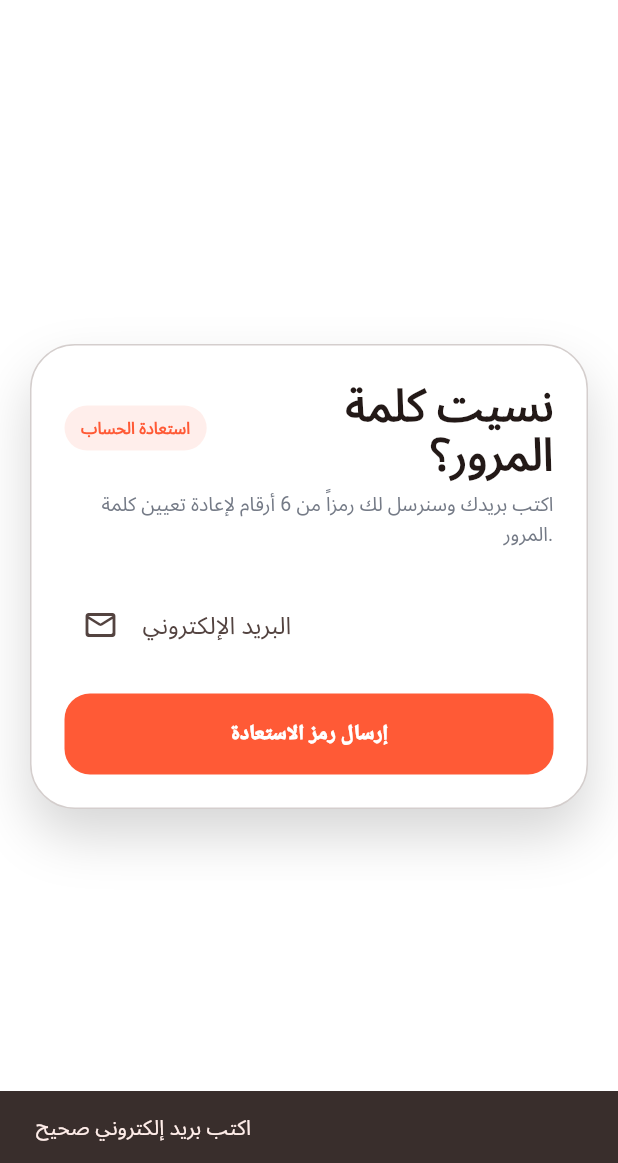
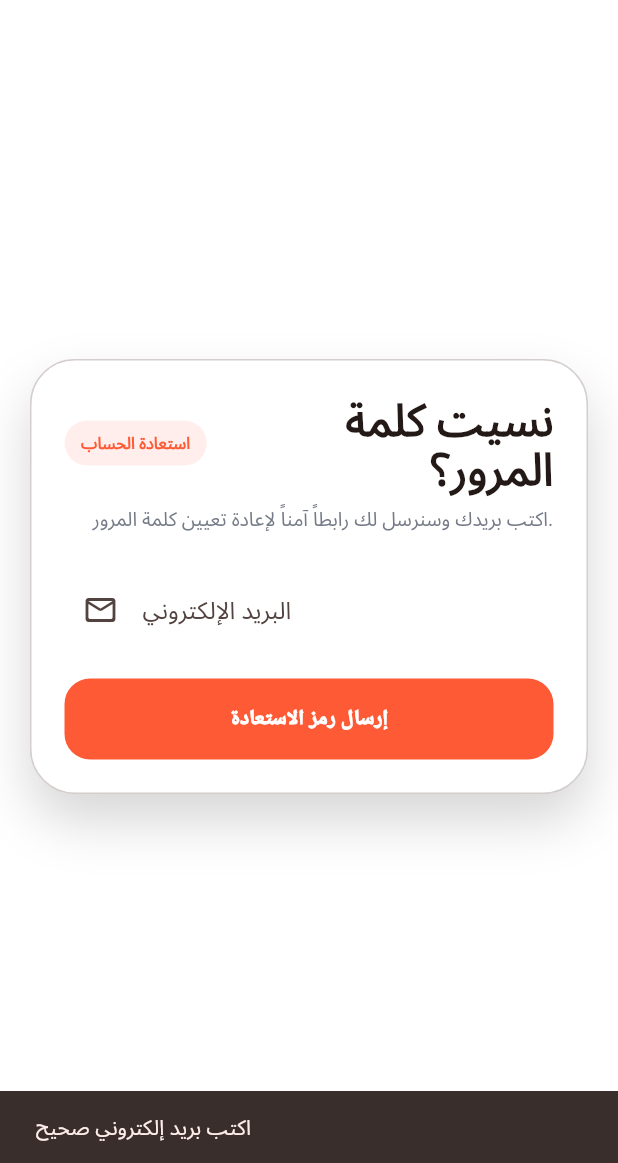
Before and after one commit to f3res2024-arch/flutter-apk, a Flutter app: the ForgotPasswordScreen screen opened directly with empty values, after a tap on "إرسال رمز الاستعادة", on a phone screen of 412 x 824 dp, the part 73-1236 px from its top. Run offline on Flutter 3.47's test engine with Material 3 defaults, Android fonts, the phone set to English and light mode, and no system bars; our stand-ins replace flutter_map, flutter_svg, geolocator, image_picker, latlong2, supabase_flutter; accounts and stored records are empty.

```diff
--- a/lib/main.dart
+++ b/lib/main.dart
@@ -648,10 +648,7 @@ class _ForgotPasswordScreenState extends State<ForgotPasswordScreen>{
     try{
       await NovaSupabase.sendPasswordReset(e);
       if(!mounted)return;
-      await Navigator.push(
-        context,
-        MaterialPageRoute(builder:(_)=>PasswordRecoveryOtpScreen(email:e,role:widget.role)),
-      );
+      snack(context,'تم إرسال رابط استعادة كلمة المرور إلى بريدك الإلكتروني. افتح الرابط لإكمال الاستعادة.');
     }on AuthException catch(e){
       if(mounted)snack(context,_authMessage(e.message));
     }catch(_){
@@ -665,7 +662,7 @@ class _ForgotPasswordScreenState extends State<ForgotPasswordScreen>{
     onBack:()=>Navigator.pop(c),
     eyebrow:'استعادة الحساب',
     title:'نسيت كلمة المرور؟',
-    subtitle:'اكتب بريدك وسنرسل لك رمزاً من 6 أرقام لإعادة تعيين كلمة المرور.',
+    subtitle:'اكتب بريدك وسنرسل لك رابطاً آمناً لإعادة تعيين كلمة المرور.',
     child:Column(children:[
       AuthField(controller:email,label:'البريد الإلكتروني',hint:'name@example.com',icon:Icons.mail_outline_rounded,keyboardType:TextInputType.emailAddress),
       const SizedBox(height:18),
```
